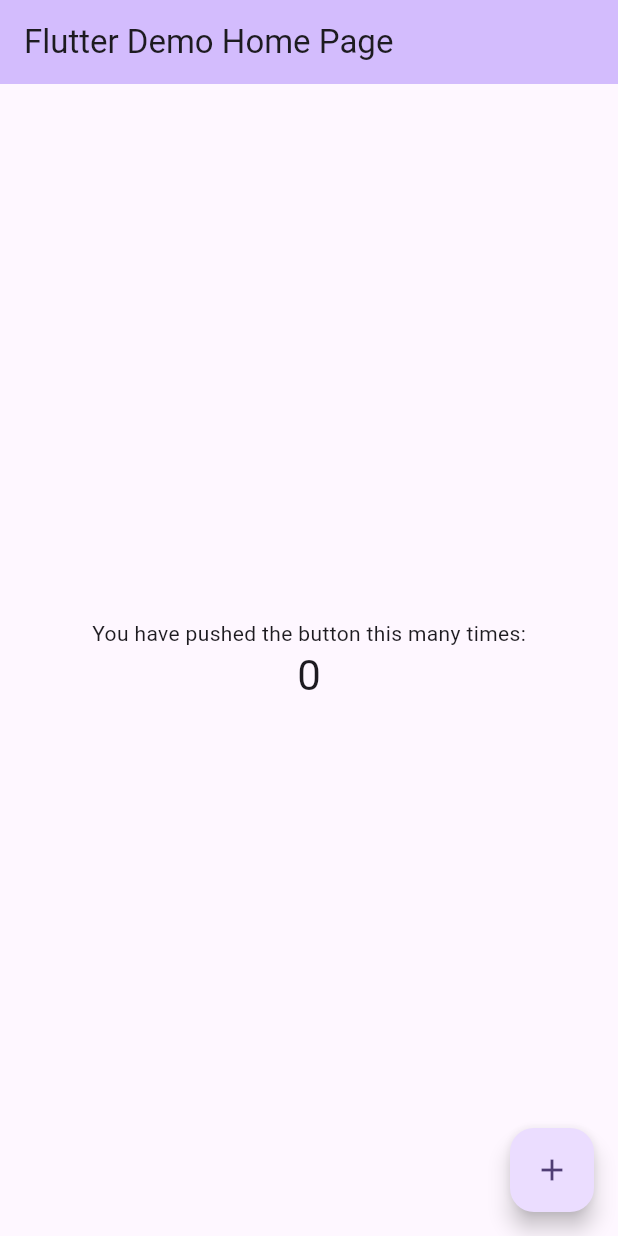
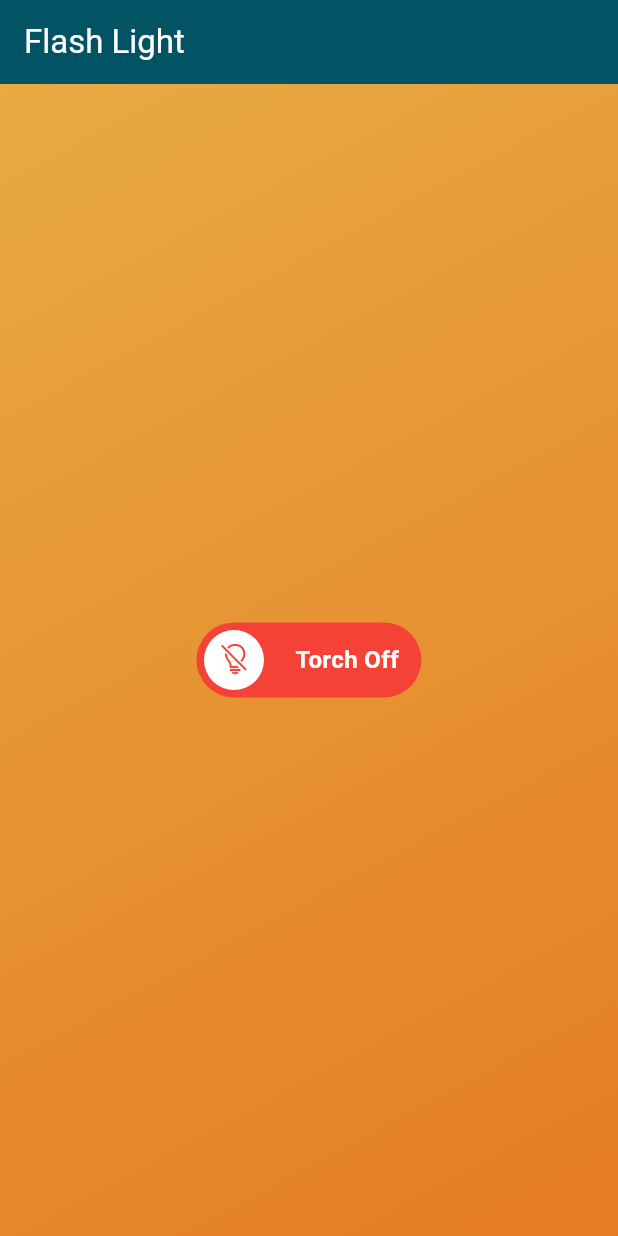
Before and after one commit to Muhammad-Bilal12/Flutter_Projects, a Flutter app: the screen it shows after launch, on a phone screen of 412 x 824 dp. Run offline on Flutter 3.47's test engine with Material 2 defaults, Android fonts, the phone set to English and light mode, and no system bars; drawn by our look-alikes of lite_rolling_switch; our stand-ins replace google_fonts; missing offline and left inert: torch_light.

Commit message:
proect Complete

```diff
--- a/flashlight/lib/main.dart
+++ b/flashlight/lib/main.dart
@@ -1,4 +1,6 @@
 import 'package:flutter/material.dart';
+
+import 'my_home_page.dart';
 
 void main() {
   runApp(const MyApp());
@@ -7,119 +9,15 @@ void main() {
 class MyApp extends StatelessWidget {
   const MyApp({super.key});
 
-  // This widget is the root of your application.
   @override
   Widget build(BuildContext context) {
     return MaterialApp(
       title: 'Flutter Demo',
       theme: ThemeData(
-        // This is the theme of your application.
-        //
-        // TRY THIS: Try running your application with "flutter run". You'll see
-        // the application has a blue toolbar. Then, without quitting the app,
-        // try changing the seedColor in the colorScheme below to Colors.green
-        // and then invoke "hot reload" (save your changes or press the "hot
-        // reload" button in a Flutter-supported IDE, or press "r" if you used
-        // the command line to start the app).
-        //
-        // Notice that the counter didn't reset back to zero; the application
-        // state is not lost during the reload. To reset the state, use hot
-        // restart instead.
-        //
-        // This works for code too, not just values: Most code changes can be
-        // tested with just a hot reload.
         colorScheme: ColorScheme.fromSeed(seedColor: Colors.deepPurple),
         useMaterial3: true,
       ),
-      home: const MyHomePage(title: 'Flutter Demo Home Page'),
+      home: const MyHomePage(),
     );
   }
 }
-
-class MyHomePage extends StatefulWidget {
-  const MyHomePage({super.key, required this.title});
-
-  // This widget is the home page of your application. It is stateful, meaning
-  // that it has a State object (defined below) that contains fields that affect
-  // how it looks.
-
-  // This class is the configuration for the state. It holds the values (in this
-  // case the title) provided by the parent (in this case the App widget) and
-  // used by the build method of the State. Fields in a Widget subclass are
-  // always marked "final".
-
-  final String title;
-
-  @override
-  State<MyHomePage> createState() => _MyHomePageState();
-}
-
-class _MyHomePageState extends State<MyHomePage> {
-  int _counter = 0;
-
-  void _incrementCounter() {
-    setState(() {
-      // This call to setState tells the Flutter framework that something has
-      // changed in this State, which causes it to rerun the build method below
-      // so that the display can reflect the updated values. If we changed
-      // _counter without calling setState(), then the build method would not be
-      // called again, and so nothing would appear to happen.
-      _counter++;
-    });
-  }
-
-  @override
-  Widget build(BuildContext context) {
-    // This method is rerun every time setState is called, for instance as done
-    // by the _incrementCounter method above.
-    //
-    // The Flutter framework has been optimized to make rerunning build methods
-    // fast, so that you can just rebuild anything that needs updating rather
-    // than having to individually change instances of widgets.
-    return Scaffold(
-      appBar: AppBar(
-        // TRY THIS: Try changing the color here to a specific color (to
-        // Colors.amber, perhaps?) and trigger a hot reload to see the AppBar
-        // change color while the other colors stay the same.
-        backgroundColor: Theme.of(context).colorScheme.inversePrimary,
-        // Here we take the value from the MyHomePage object that was created by
-        // the App.build method, and use it to set our appbar title.
-        title: Text(widget.title),
-      ),
-      body: Center(
-        // Center is a layout widget. It takes a single child and positions it
-        // in the middle of the parent.
-        child: Column(
-          // Column is also a layout widget. It takes a list of children and
-          // arranges them vertically. By default, it sizes itself to fit its
-          // children horizontally, and tries to be as tall as its parent.
-          //
-          // Column has various properties to control how it sizes itself and
-          // how it positions its children. Here we use mainAxisAlignment to
-          // center the children vertically; the main axis here is the vertical
-          // axis because Columns are vertical (the cross axis would be
-          // horizontal).
-          //
-          // TRY THIS: Invoke "debug painting" (choose the "Toggle Debug Paint"
-          // action in the IDE, or press "p" in the console), to see the
-          // wireframe for each widget.
-          mainAxisAlignment: MainAxisAlignment.center,
-          children: <Widget>[
-            const Text(
-              'You have pushed the button this many times:',
-            ),
-            Text(
-              '$_counter',
-              style: Theme.of(context).textTheme.headlineMedium,
-            ),
-          ],
-        ),
-      ),
-      floatingActionButton: FloatingActionButton(
-        onPressed: _incrementCounter,
-        tooltip: 'Increment',
-        child: const Icon(Icons.add),
-      ), // This trailing comma makes auto-formatting nicer for build methods.
-    );
-  }
-}
--- /dev/null
+++ b/flashlight/lib/my_home_page.dart
@@ -0,0 +1,97 @@
+import 'package:flutter/cupertino.dart';
+import 'package:flutter/material.dart';
+import 'package:lite_rolling_switch/lite_rolling_switch.dart';
+import 'package:torch_light/torch_light.dart';
+
+class MyHomePage extends StatefulWidget {
+  const MyHomePage({super.key});
+
+  @override
+  State<MyHomePage> createState() => _MyHomePageState();
+}
+
+class _MyHomePageState extends State<MyHomePage> {
+// Torch light is on
+
+  Future<void> torchOn() async {
+    try {
+      await TorchLight.enableTorch();
+    } on EnableTorchExistentUserException catch (e) {
+      // The camera is in use
+      debugPrint(" --------The camera is in use ------ ");
+      print(e);
+    } on EnableTorchNotAvailableException catch (e) {
+      debugPrint("Torch is not available");
+      print(e);
+    } on EnableTorchException catch (e) {
+      debugPrint("Something went wrong");
+      print(e);
+    }
+  }
+
+// Torch light is off
+  Future<void> torchOff() async {
+    try {
+      await TorchLight.disableTorch();
+    } on DisableTorchExistentUserException catch (e) {
+      // The camera is in use
+      debugPrint(" --------The camera is in use ------ ");
+      debugPrint(e.toString());
+    } on DisableTorchNotAvailableException catch (e) {
+      debugPrint("Torch is not available");
+      print(e);
+    } on DisableTorchException catch (e) {
+      debugPrint("Something went wrong");
+      print(e);
+    }
+  }
+
+  @override
+  Widget build(BuildContext context) {
+    return Scaffold(
+      appBar: AppBar(
+        backgroundColor: const Color(0xff025464),
+        elevation: 0.0,
+        foregroundColor: Colors.white,
+        title: const Text("Flash Light"),
+      ),
+      body: Container(
+        decoration: const BoxDecoration(
+          gradient: LinearGradient(
+            colors: [
+              Color(0xffE8AA42),
+              Color(0xffE57C23),
+            ],
+            begin: Alignment.topLeft,
+            end: Alignment.bottomRight,
+          ),
+        ),
+        child: Center(
+          child: LiteRollingSwitch(
+            width: 150,
+            //initial value
+            value: false,
+            textOn: 'Torch On',
+            textOff: 'Torch Off',
+            colorOn: Colors.green,
+            colorOff: Colors.red,
+            iconOn: CupertinoIcons.lightbulb_fill,
+            iconOff: CupertinoIcons.lightbulb_slash,
+            textSize: 16.0,
+            onChanged: (bool state) {
+              // print(state);
+              if (state) {
+                torchOff();
+              } else {
+                torchOn();
+              }
+            },
+            onDoubleTap: () {},
+            onSwipe: () {},
+            onTap: () {},
+          ),
+        ),
+      ),
+    );
+  }
+}
```
Also changed, not shown: flashlight/pubspec.yaml (+4 -4 lines), flashlight/pubspec.lock, 1 other file.
